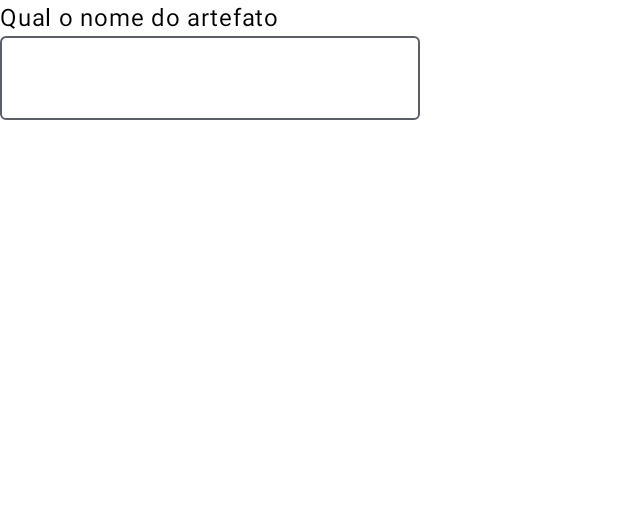
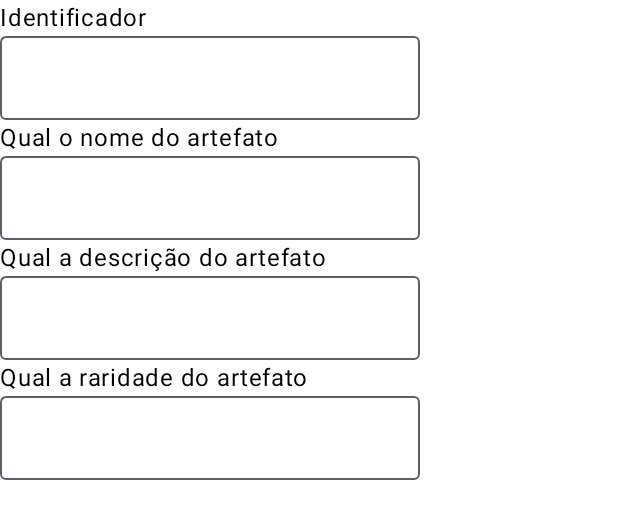
Before and after one commit to RickelmyCampos/RelicRegistry, an Android app built with Jetpack Compose: the @Preview function RegisterRelicUiPreview, on a phone screen of 412 x 824 dp. Shown: the top 519 px of the screen. Run offline under Robolectric (Android 15) with nearby library versions, the phone set to English and light mode, and no system bars.

```diff
--- a/app/src/main/java/com/gilbersoncampos/relicregistry/screen/registerRelic/RegisterRelic.kt
+++ b/app/src/main/java/com/gilbersoncampos/relicregistry/screen/registerRelic/RegisterRelic.kt
@@ -4,7 +4,6 @@ import androidx.compose.foundation.layout.Column
 import androidx.compose.foundation.layout.fillMaxSize
 import androidx.compose.material3.OutlinedTextField
 import androidx.compose.material3.Text
-import androidx.compose.material3.TextField
 import androidx.compose.runtime.Composable
 import androidx.compose.ui.Modifier
 import androidx.compose.ui.tooling.preview.Preview
@@ -18,7 +17,13 @@ fun RegisterRelic() {
 @Composable
 fun RegisterRelicUi() {
     Column(modifier = Modifier.fillMaxSize()) {
+        Text(text = "Identificador")
+        OutlinedTextField(value = "", onValueChange = {})
         Text(text = "Qual o nome do artefato")
+        OutlinedTextField(value = "", onValueChange = {})
+        Text(text = "Qual a descrição do artefato")
+        OutlinedTextField(value = "", onValueChange = {})
+        Text(text = "Qual a raridade do artefato")
         OutlinedTextField(value = "", onValueChange = {})
     }
 }
```
